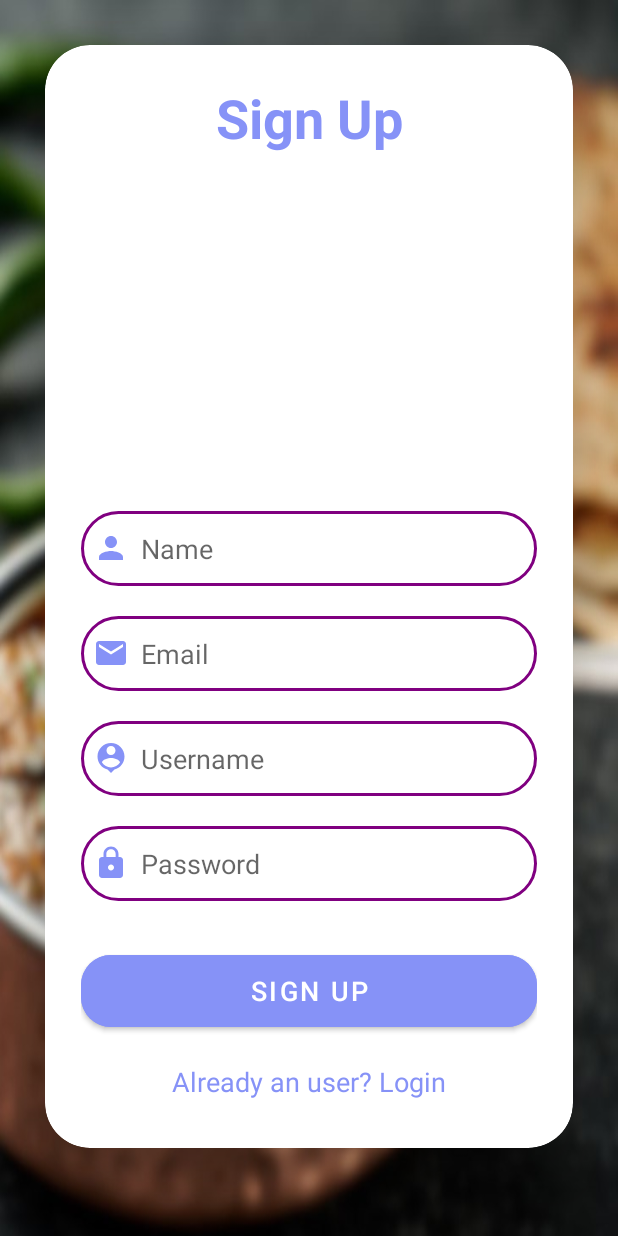
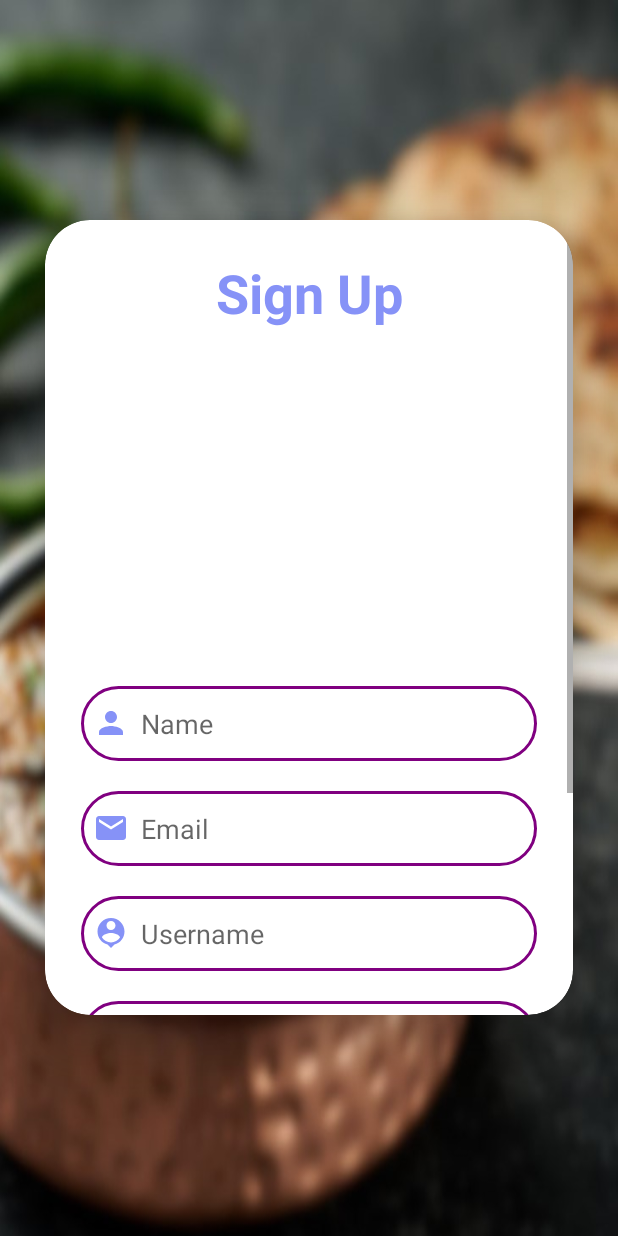
Before and after one commit to dkmoradiya611/Foody, an Android app: the screen it shows after launch (SignupActivity), after a tap on "Not yet registered? Sign Up", on a phone screen of 412 x 824 dp. Run offline under Robolectric (Android 15) with nearby library versions, the phone set to English and light mode, and no system bars; our stand-ins replace Firebase (no records; nobody signed in at launch, a user with empty details on screens opened directly); 1 other tap on this screen came first.

Commit message:
MEET RAMANI

```diff
--- a/app/src/main/java/com/example/zwagii/Activity/LoginActivity.java
+++ b/app/src/main/java/com/example/zwagii/Activity/LoginActivity.java
@@ -1,5 +1,6 @@
 package com.example.zwagii.Activity;
 
+import android.annotation.SuppressLint;
 import android.content.Intent;
 import android.content.SharedPreferences;
 import android.graphics.drawable.AnimationDrawable;
@@ -49,6 +50,7 @@ public class LoginActivity extends AppCompatActivity {
 //            startActivity(new Intent(LoginActivity.this, MainActivity.class));
 //        }
 //    }
+    @SuppressLint("MissingInflatedId")
     @Override
     protected void onCreate(Bundle savedInstanceState) {
         super.onCreate(savedInstanceState);
--- a/app/src/main/res/layout/activity_login.xml
+++ b/app/src/main/res/layout/activity_login.xml
@@ -2,6 +2,7 @@
 <LinearLayout xmlns:android="http://schemas.android.com/apk/res/android"
     xmlns:app="http://schemas.android.com/apk/res-auto"
     xmlns:tools="http://schemas.android.com/tools"
+    android:id="@+id/back_login"
     android:layout_width="match_parent"
     android:layout_height="match_parent"
     android:orientation="vertical"
--- a/app/src/main/res/layout/activity_menu.xml
+++ b/app/src/main/res/layout/activity_menu.xml
@@ -16,6 +16,7 @@
         android:id="@+id/search"
         app:iconifiedByDefault="false"
         app:queryHint="Search..."
+
         android:focusable="false"
         android:background="@drawable/lavender_border"
         app:closeIcon="@drawable/baseline_clear_24"
--- a/app/src/main/res/layout/activity_signup.xml
+++ b/app/src/main/res/layout/activity_signup.xml
@@ -9,16 +9,16 @@
     android:orientation="vertical"
     tools:context=".Activity.SignupActivity">
 
-    <ScrollView
-        android:layout_width="match_parent"
-        android:layout_height="match_parent">
-
         <androidx.cardview.widget.CardView
             android:layout_width="match_parent"
-            android:layout_height="wrap_content"
+            android:layout_height="530dp"
             android:layout_margin="30dp"
             app:cardCornerRadius="30dp"
             app:cardElevation="20dp">
+
+            <ScrollView
+                android:layout_width="match_parent"
+                android:layout_height="match_parent">
 
             <LinearLayout
                 android:layout_width="match_parent"
@@ -124,8 +124,9 @@
 
 
             </LinearLayout>
+            </ScrollView>
         </androidx.cardview.widget.CardView>
-    </ScrollView>
+
 
 
 </LinearLayout>
```
